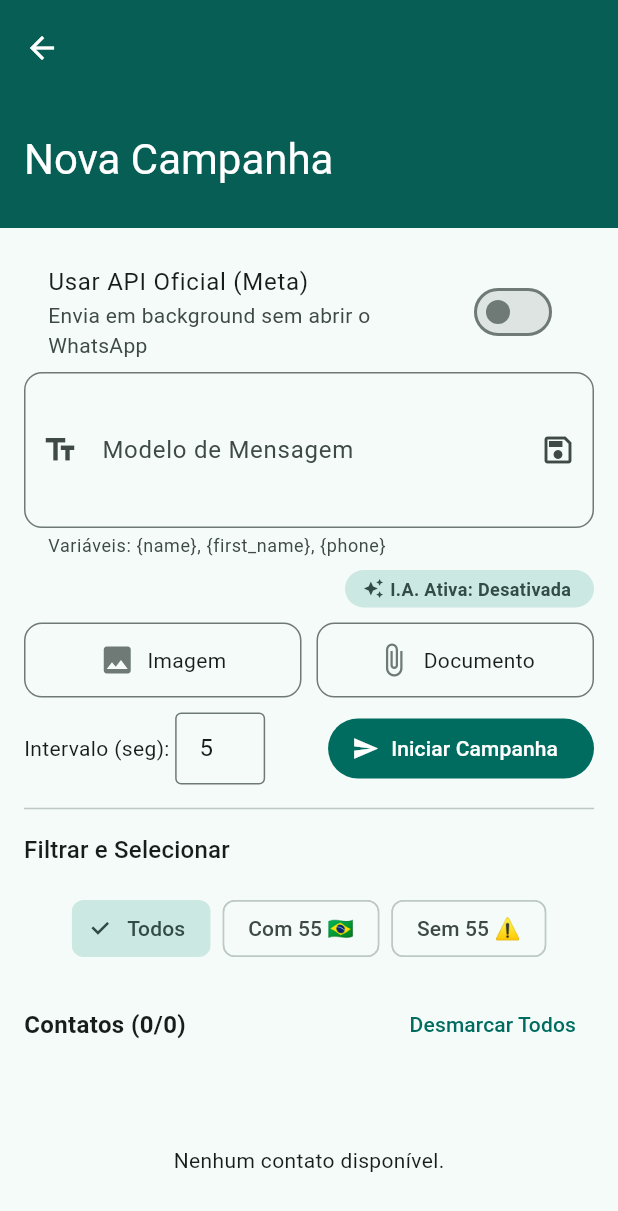
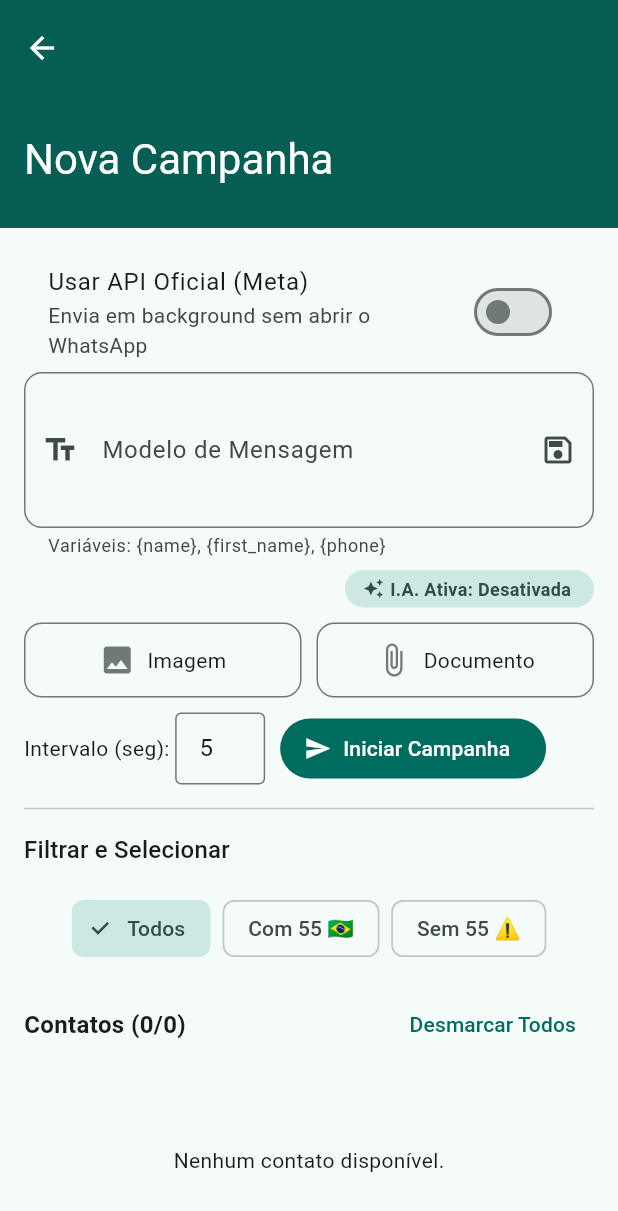
Before and after one commit to ericcleptonsilva/Automacao_Whatasapp, a Flutter app: the CampaignScreen screen opened directly, on a phone screen of 412 x 824 dp. Shown: the top 1211 px of the screen. Run offline on Flutter 3.47's test engine with Material 3 defaults, Android fonts, the light colour scheme and no system bars; our stand-ins replace dio, file_picker, flutter_contacts, flutter_local_notifications, google_generative_ai, google_mobile_ads and 4 more; missing offline and left inert: flutter_background_service, mediapipe_genai; accounts and stored records are empty; network calls fail; statements that could not run were skipped.

```diff
--- a/lib/ui/campaign_screen.dart
+++ b/lib/ui/campaign_screen.dart
@@ -402,14 +402,17 @@ class _CampaignScreenState extends State<CampaignScreen> {
                           controller: TextEditingController(text: _delaySeconds.toString()),
                         ),
                       ),
-                      const Spacer(),
-                      FilledButton.icon(
-                        onPressed: _isSending ? null : _startCampaign,
-                        icon: _isSending
-                            ? const SizedBox(width: 20, height: 20, child: CircularProgressIndicator(strokeWidth: 2, color: Colors.white))
-                            : const Icon(Icons.send),
-                        label: Text(_isSending ? "Enviando..." : "Iniciar Campanha"),
+                      const SizedBox(width: 10),
+                      Flexible(
+                        child: FilledButton.icon(
+                          onPressed: _isSending ? null : _startCampaign,
+                          icon: _isSending
+                              ? const SizedBox(width: 20, height: 20, child: CircularProgressIndicator(strokeWidth: 2, color: Colors.white))
+                              : const Icon(Icons.send),
+                          label: Text(_isSending ? "Enviando..." : "Iniciar Campanha", overflow: TextOverflow.ellipsis),
+                        ),
                       ),
+
                     ],
                   ),
                   const Divider(height: 32),
```
